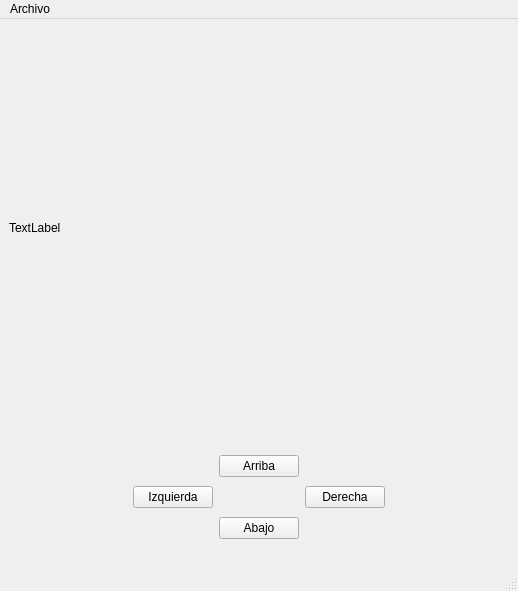
Above: juego.ui from DaniMena04/P60-POO-Examen2P before the change. Below: the same form after it.
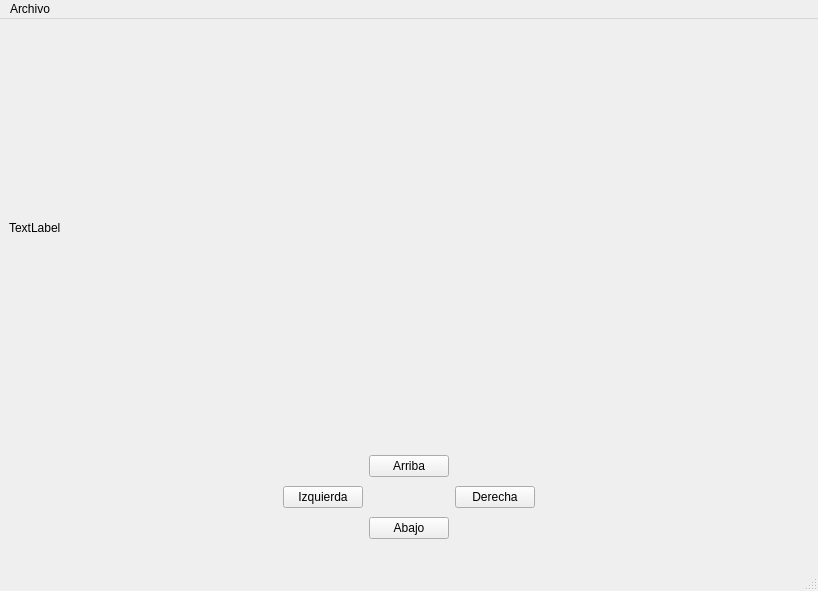
That is the form after the change.

What changed in the file:
```diff
--- a/juego.ui
+++ b/juego.ui
@@ -19,7 +19,7 @@
      <widget class="QLabel" name="marco">
       <property name="minimumSize">
        <size>
-        <width>400</width>
+        <width>800</width>
         <height>400</height>
        </size>
       </property>
```
